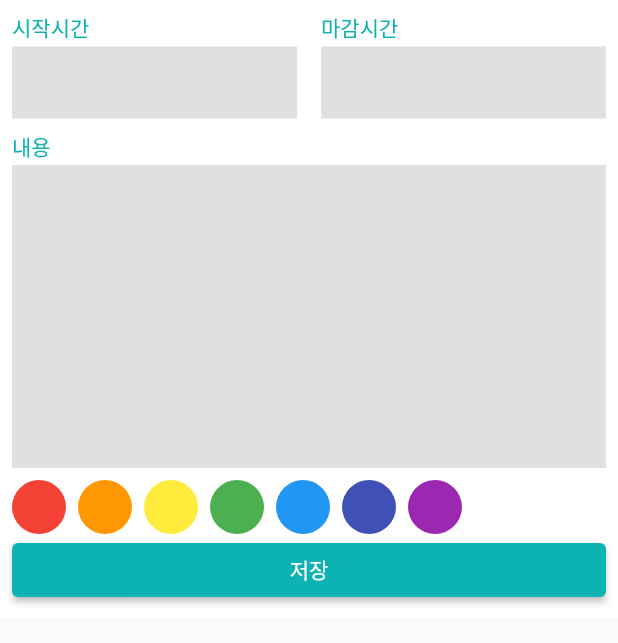
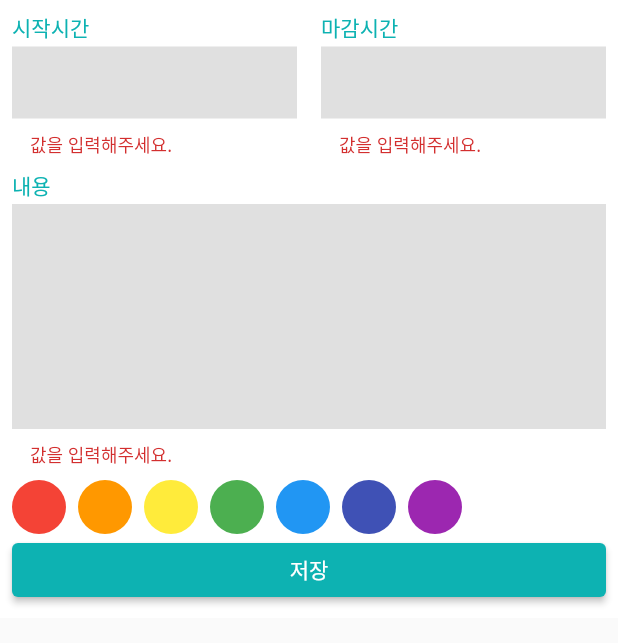
Before and after one commit to emmet-lv99/study_calendar_scheduler, a Flutter app: the ScheduleBottomSheet widget shown alone on an empty page, opened directly, after a tap on "저장", on a phone screen of 412 x 824 dp. Shown: the top 643 px of the screen. Run offline on Flutter 3.47's test engine with Material 2 defaults, Android fonts, the phone set to English and light mode, and no system bars; our stand-ins replace drift, table_calendar; accounts and stored records are empty; generated files the repository leaves out were written again.

Commit message:
add text form field

```diff
--- a/lib/component/custom_text_field.dart
+++ b/lib/component/custom_text_field.dart
@@ -32,7 +32,13 @@ class CustomTextField extends StatelessWidget {
   }
 
   Widget renderTextField() {
-    return TextField(
+    return TextFormField(
+      validator: (String? val) {
+        if (val == null || val.isEmpty) {
+          return '값을 입력해주세요.';
+        }
+        return null;
+      },
       cursorColor: PRIMARY_COLOR,
       keyboardType: isTime ? TextInputType.number : TextInputType.multiline,
       maxLines: isTime ? 1 : null,
--- a/lib/component/schedule_bottom_sheet.dart
+++ b/lib/component/schedule_bottom_sheet.dart
@@ -2,8 +2,15 @@ import 'package:calendar_scheduler/component/custom_text_field.dart';
 import 'package:calendar_scheduler/const/colors.dart';
 import 'package:flutter/material.dart';
 
-class ScheduleBottomSheet extends StatelessWidget {
+class ScheduleBottomSheet extends StatefulWidget {
   const ScheduleBottomSheet({Key? key}) : super(key: key);
+
+  @override
+  State<ScheduleBottomSheet> createState() => _ScheduleBottomSheetState();
+}
+
+class _ScheduleBottomSheetState extends State<ScheduleBottomSheet> {
+  final GlobalKey<FormState> formkey = GlobalKey();
 
   @override
   Widget build(BuildContext context) {
@@ -20,6 +27,8 @@ class ScheduleBottomSheet extends StatelessWidget {
             padding: EdgeInsets.only(bottom: bottomInsets),
             child: Padding(
               padding: const EdgeInsets.all(8.0),
+              child: Form(
+                key: formkey,
                 child: Column(
                   crossAxisAlignment: CrossAxisAlignment.start,
                   children: [
@@ -34,14 +43,26 @@ class ScheduleBottomSheet extends StatelessWidget {
                       height: 8,
                     ),
                     _ColorPicker(),
-                  _SaveButton(),
+                    _SaveButton(onPressed: onSavePressed),
                   ],
                 ),
               ),
             ),
           ),
         ),
+      ),
     );
+  }
+
+  void onSavePressed() {
+    if (formkey.currentState == null) {
+      return;
+    }
+    if (formkey.currentState!.validate()) {
+      print('에러가 없습니다');
+    } else {
+      print('에러가 있습니다.');
+    }
   }
 }
 
@@ -73,7 +94,8 @@ class _Time extends StatelessWidget {
 }
 
 class _SaveButton extends StatelessWidget {
-  const _SaveButton({Key? key}) : super(key: key);
+  final VoidCallback onPressed;
+  const _SaveButton({required this.onPressed, Key? key}) : super(key: key);
 
   @override
   Widget build(BuildContext context) {
@@ -84,7 +106,7 @@ class _SaveButton extends StatelessWidget {
             style: ElevatedButton.styleFrom(
               backgroundColor: PRIMARY_COLOR,
             ),
-            onPressed: () {},
+            onPressed: onPressed,
             child: Text('저장'),
           ),
         ),
--- a/lib/model/category_color.dart
+++ b/lib/model/category_color.dart
@@ -1,6 +1,6 @@
 import 'package:drift/drift.dart';
 
-class CategoryColor extends Table {
+class CategoryColors extends Table {
 //  PRIMARY KEY
   IntColumn get id => integer().autoIncrement()();
 
```
Also changed, not shown: lib/database/drift_database.dart (+13 -1 lines), lib/main.dart (+25 -0 lines), lib/database/drift_database.g.dart (added). Lines whose indentation alone changed are shown as unchanged.
